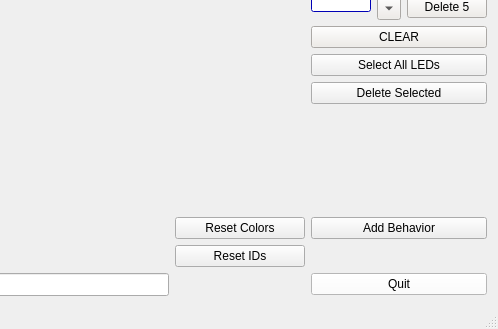
Before: the Qt Designer form GUI Code/BlockTrial3/mainwindow.ui in sonderswag/Modular-LED-HRI-, drawn with Qt 5; both pictures show x 242 to 740 and y 131 to 460 of the 740 by 460 pixel window.
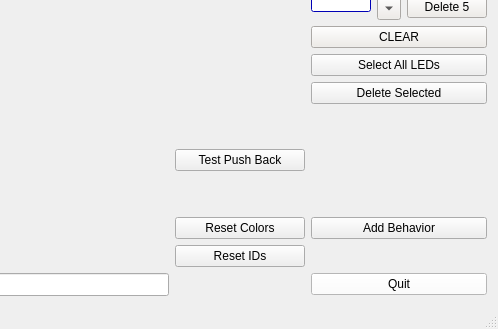
After: the same form once the commit is applied. Icons and pictures are not drawn.

Commit message: able to push back vector of Data

Patch:
```diff
--- a/GUI Code/BlockTrial3/mainwindow.ui
+++ b/GUI Code/BlockTrial3/mainwindow.ui
@@ -3153,6 +3153,13 @@
       </property>
      </widget>
     </item>
+    <item row="5" column="1">
+     <widget class="QPushButton" name="testPushBack">
+      <property name="text">
+       <string>Test Push Back</string>
+      </property>
+     </widget>
+    </item>
    </layout>
   </widget>
   <widget class="QMenuBar" name="menuBar">
```
The commit also changes 11 other files.
